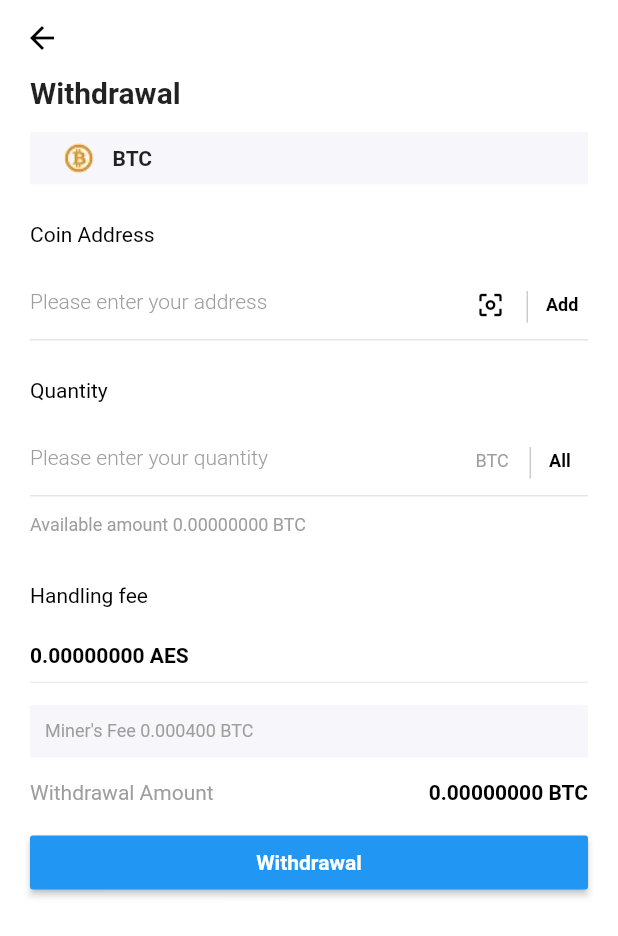
After one commit to YNVoon/aes-exchange, a Flutter app: the WalletWithdrawalPage screen opened directly, on a phone screen of 412 x 824 dp. The commit adds this screen. Shown: the top 936 px of the screen. Run offline on Flutter 3.47's test engine with Material 2 defaults, Android fonts, the phone set to English and light mode, and no system bars; our stand-ins replace firebase_auth, firebase_database, progress_dialog, pull_to_refresh, qr_flutter, random_string; accounts and stored records are empty.

Commit message:
Added a few wallet related page ui

```diff
--- /dev/null
+++ b/lib/wallet_withdrawal_widget.dart
@@ -0,0 +1,243 @@
+import 'package:flutter/material.dart';
+
+class WalletWithdrawalPage extends StatefulWidget {
+  WalletWithdrawalPage({Key key}) : super(key: key);
+
+  @override
+  _WalletWithdrawalPageState createState() => _WalletWithdrawalPageState();
+}
+
+class _WalletWithdrawalPageState extends State<WalletWithdrawalPage> {
+  @override
+  Widget build(BuildContext context) {
+    return Container(
+       child: Scaffold(
+         backgroundColor: Colors.white,
+         appBar: PreferredSize(
+           preferredSize: Size.fromHeight(50.0),
+           child: AppBar(elevation: 0.0,),
+         ),
+         body: SingleChildScrollView(
+            child: Container(
+             padding: EdgeInsets.only(left: 20.0, right: 20.0, top: 0.0),
+             child: Column(
+               children: <Widget>[
+                 Container(
+                   width: MediaQuery.of(context).size.width,
+                   child: Text(
+                     'Withdrawal',
+                     style: TextStyle(fontWeight: FontWeight.bold, fontSize: 20.0),
+                     textAlign: TextAlign.start,
+                   ),
+                 ),
+                 Container(
+                   margin: EdgeInsets.only(top: 15.0),
+                   padding: EdgeInsets.only(left: 20.0, top: 5.0, bottom: 5.0),
+                   color: Color(0xFFf7f6fb),
+                   height: 35.0,
+                   child: Row(
+                     children: <Widget>[
+                       Image(image: AssetImage('assets/bitcoin.png'), width: 25.0,),
+                       Container(
+                         margin: EdgeInsets.only(left: 10.0),
+                         child: Text(
+                           'BTC',
+                           style: TextStyle(fontWeight: FontWeight.bold),
+                         ),
+                       ),
+                     ],
+                   ),
+                 ),
+                 Container(
+                  margin: EdgeInsets.only(top: 25.0, bottom: 15.0),
+                  width: MediaQuery.of(context).size.width,
+                  child: Text(
+                    'Coin Address',
+                    style: TextStyle(color: Colors.black, fontSize: 14.0),
+                    textAlign: TextAlign.start,
+                  ),
+                ),
+                TextFormField(
+                  onFieldSubmitted: (term) {
+
+                  },
+                  textInputAction: TextInputAction.done,
+                  decoration: InputDecoration(
+                    enabledBorder: UnderlineInputBorder(
+                      borderSide: BorderSide(color: Color(0xFFe5e5e7))
+                    ),
+                    focusedBorder: UnderlineInputBorder(
+                      borderSide: BorderSide(color: Colors.grey)
+                    ),
+                    hintText: 'Please enter your address',
+                    hintStyle: TextStyle(fontSize: 14.0, color: Colors.grey, fontWeight: FontWeight.w300),
+                    border: OutlineInputBorder(),
+                    suffixIcon: Container(
+                      width: 75.0,
+                      child: Row(
+                        children: <Widget>[
+                          Container(
+                            child: Icon(Icons.center_focus_weak, size: 20.0, color: Colors.black,),
+                          ),
+
+                          Text(
+                            '  |',
+                            style: TextStyle(fontSize: 25.0, color: Color(0xFFc4c5c7), fontWeight: FontWeight.w200),
+                          ),
+                          Container(
+                            margin: EdgeInsets.only(left: 10.0),
+                            child: InkWell(
+                              highlightColor: Colors.transparent,
+                              splashColor: Colors.transparent,
+                              onTap: () {
+
+                              },
+                              child: Text(
+                                "Add",
+                                style: TextStyle(fontWeight: FontWeight.bold, color: Colors.black, fontSize: 12.0),
+                              ),
+                            ),
+                          )
+                        ],
+                      ),
+                    ),
+                  ),
+                ),
+                Container(
+                  margin: EdgeInsets.only(top: 25.0, bottom: 15.0),
+                  width: MediaQuery.of(context).size.width,
+                  child: Text(
+                    'Quantity',
+                    style: TextStyle(color: Colors.black, fontSize: 14.0),
+                    textAlign: TextAlign.start,
+                  ),
+                ),
+                TextFormField(
+                  onFieldSubmitted: (term) {
+
+                  },
+                  textInputAction: TextInputAction.done,
+                  decoration: InputDecoration(
+                    enabledBorder: UnderlineInputBorder(
+                      borderSide: BorderSide(color: Color(0xFFe5e5e7))
+                    ),
+                    focusedBorder: UnderlineInputBorder(
+                      borderSide: BorderSide(color: Colors.grey)
+                    ),
+                    hintText: 'Please enter your quantity',
+                    hintStyle: TextStyle(fontSize: 14.0, color: Colors.grey, fontWeight: FontWeight.w300),
+                    border: OutlineInputBorder(),
+                    suffixIcon: Container(
+                      width: 75.0,
+                      child: Row(
+                        children: <Widget>[
+                          Text(
+                            'BTC',
+                            style: TextStyle(fontSize: 12.0, color: Colors.grey),
+                          ),
+                          Text(
+                            '  |',
+                            style: TextStyle(fontSize: 25.0, color: Color(0xFFc4c5c7), fontWeight: FontWeight.w200),
+                          ),
+                          Container(
+                            margin: EdgeInsets.only(left: 10.0),
+                            child: InkWell(
+                              highlightColor: Colors.transparent,
+                              splashColor: Colors.transparent,
+                              onTap: () {
+
+                              },
+                              child: Text(
+                                "All",
+                                style: TextStyle(fontWeight: FontWeight.bold, color: Colors.black, fontSize: 12.0),
+                              ),
+                            ),
+                          )
+                        ],
+                      ),
+                    ),
+                  ),
+                ),
+                Container(
+                  margin: EdgeInsets.only(top: 12.0, bottom: 12.0),
+                  width: MediaQuery.of(context).size.width,
+                  child: Text(
+                    'Available amount 0.00000000 BTC',
+                    style: TextStyle(color: Colors.grey, fontSize: 12.0),
+                    textAlign: TextAlign.start,
+                  ),
+                ),
+                Container(
+                  margin: EdgeInsets.only(bottom: 12.0, top: 20.0),
+                  width: MediaQuery.of(context).size.width,
+                  child: Text(
+                    'Handling fee',
+                    style: TextStyle(color: Colors.black, fontSize: 14.0),
+                    textAlign: TextAlign.start,
+                  ),
+                ),
+                Container(
+                  width: MediaQuery.of(context).size.width,
+                  margin: EdgeInsets.only(bottom: 10.0, top: 12.0),
+                  child: Text(
+                    '0.00000000 AES',
+                    style: TextStyle(color: Colors.black, fontSize: 14.0, fontWeight: FontWeight.bold),
+                    textAlign: TextAlign.start,
+                  ),
+                ),
+                Divider(
+                  thickness: 0.5,
+                  height: 0.0,
+                ),
+                Container(
+                  margin: EdgeInsets.only(top: 15.0),
+                  padding: EdgeInsets.only(left: 10.0, top: 5.0, bottom: 5.0),
+                  color: Color(0xFFf7f6fb),
+                  height: 35.0,
+                  child: Row(
+                    children: <Widget>[
+                      Text(
+                       "Miner's Fee " + "0.000400 BTC",
+                       style: TextStyle(color: Colors.grey, fontSize: 12.0),
+                     )
+                    ],
+                  ),
+                ),
+                Container(
+                  margin: EdgeInsets.only(top: 15.0),
+                  child: Row(
+                    children: <Widget>[
+                      Text(
+                        'Withdrawal Amount',
+                        style: TextStyle(color: Colors.grey),
+                      ),
+                      Spacer(),
+                      Text(
+                        '0.00000000 BTC',
+                        style: TextStyle(color: Colors.black, fontWeight: FontWeight.bold),
+                      )
+                    ],
+                  ),
+                ),
+                Container(
+                  width: MediaQuery.of(context).size.width,
+                  margin: EdgeInsets.only(top: 15.0),
+                  child: RaisedButton(
+                    color: Colors.blue,
+                    onPressed: () {
+
+                    },
+                    child: Text(
+                      'Withdrawal',
+                      style: TextStyle(color: Colors.white, fontWeight: FontWeight.bold),
+                    ),
+                  ),
+                )
+               ],
+             ),
+           ),
+         ),
+       ),
+    );
+  }
+}
--- a/pubspec.yaml
+++ b/pubspec.yaml
@@ -29,6 +29,7 @@ dependencies:
   random_string: ^1.1.0
   firebase_auth: ^0.14.0+5
   firebase_database: ^3.0.7
+  qr_flutter: ^3.0.1
 
 
 dev_dependencies:
```
Also changed, not shown: lib/assets_widget.dart (+24 -3 lines), lib/wallet_deposit_widget.dart (added, +109 -0 lines), lib/wallet_transfer_widget.dart (added, +215 -0 lines), pubspec.lock.
